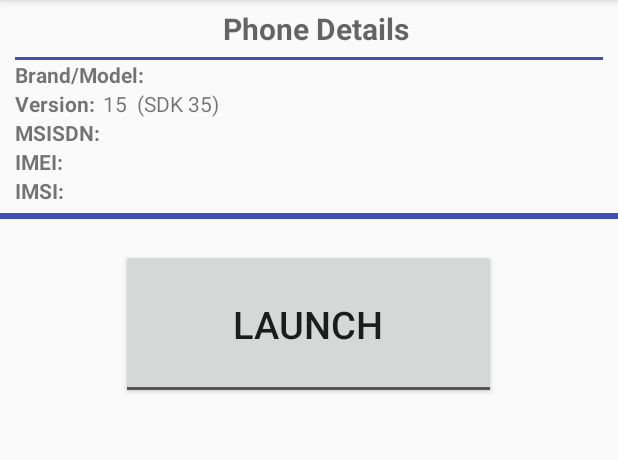
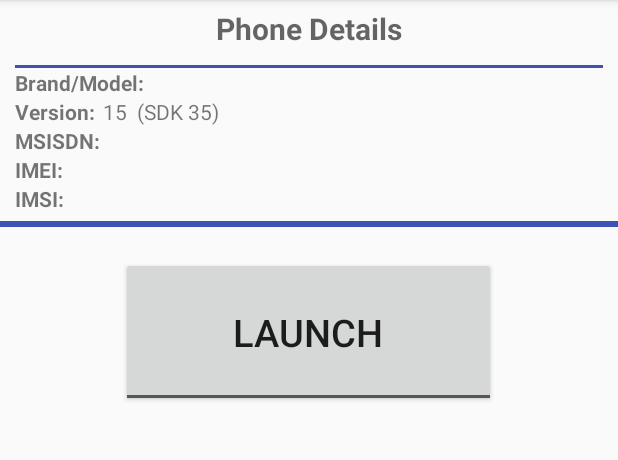
Before and after one commit to valmas/Logger, an Android app: the screen it shows after launch (MainActivity), after a tap on "Phone Details", on a phone screen of 412 x 824 dp, the part 84-544 px from its top. Run offline under Robolectric (Android 15) with nearby library versions, the phone set to English and light mode, and no system bars; libraries missing offline, so code that uses them is left out: com.jaredrummler.android; 2 statements that could not run were skipped.

```diff
--- a/app/src/main/java/com/ntua/ote/logger/SettingsActivity.java
+++ b/app/src/main/java/com/ntua/ote/logger/SettingsActivity.java
@@ -69,7 +69,7 @@ public class SettingsActivity extends AppCompatActivity {
             } else if(key.equals(KEY_PREF_KEEP_SCREEN_ON)){
                 CheckBoxPreference pref = (CheckBoxPreference) findPreference(key);
                 if(pref.isChecked()) {
-                    getActivity().getParent().findViewById(R.id.main_layout).setKeepScreenOn(true);
+                    getActivity().findViewById(R.id.main_layout).setKeepScreenOn(true);
                 } else {
                     getActivity().getParent().findViewById(R.id.main_layout).setKeepScreenOn(false);
                 }
--- a/app/src/main/res/layout-land/phone_details.xml
+++ b/app/src/main/res/layout-land/phone_details.xml
@@ -13,10 +13,10 @@
         android:onClick="expandCollapse">
 
         <TextView
-            android:text="Phone Details"
+            android:text="@string/phone_details"
             android:textAppearance="?android:attr/textAppearanceMedium"
             android:paddingTop="@dimen/header_top_padding"
-            android:paddingLeft="@dimen/header_left_right_padding"
+            android:paddingBottom="@dimen/header_top_padding"
             android:textSize="20sp"
             android:textStyle="bold"
             android:layout_width="wrap_content"
--- a/app/src/main/res/layout/phone_details.xml
+++ b/app/src/main/res/layout/phone_details.xml
@@ -13,10 +13,10 @@
         android:onClick="expandCollapse">
 
         <TextView
-            android:text="Phone Details"
+            android:text="@string/phone_details"
             android:textAppearance="?android:attr/textAppearanceMedium"
             android:paddingTop="@dimen/header_top_padding"
-            android:paddingLeft="@dimen/header_left_right_padding"
+            android:paddingBottom="@dimen/header_top_padding"
             android:textSize="20sp"
             android:textStyle="bold"
             android:layout_width="wrap_content"
--- a/app/src/main/res/values/strings.xml
+++ b/app/src/main/res/values/strings.xml
@@ -12,4 +12,5 @@
     <string name="imei">IMEI:</string>
     <string name="imsi">IMSI:</string>
     <string name="msisdn">MSISDN:</string>
+    <string name="phone_details">Phone Details</string>
 </resources>
```
Also changed, not shown: app/src/main/java/com/ntua/ote/logger/CallLogService.java (+8 -0 lines), app/src/main/java/com/ntua/ote/logger/SmsListener.java (renamed from app/src/main/java/com/ntua/ote/logger/IncomingSmsReceiver.java, +11 -6 lines).
